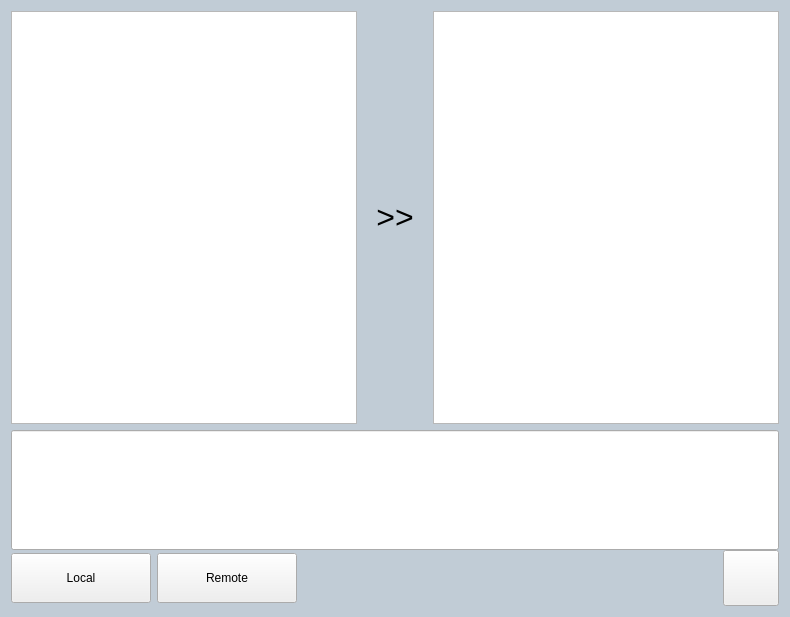
Before: the Qt Designer form ChatBox.ui in hanjingo/rag-qt-chatbox, drawn with Qt 5.
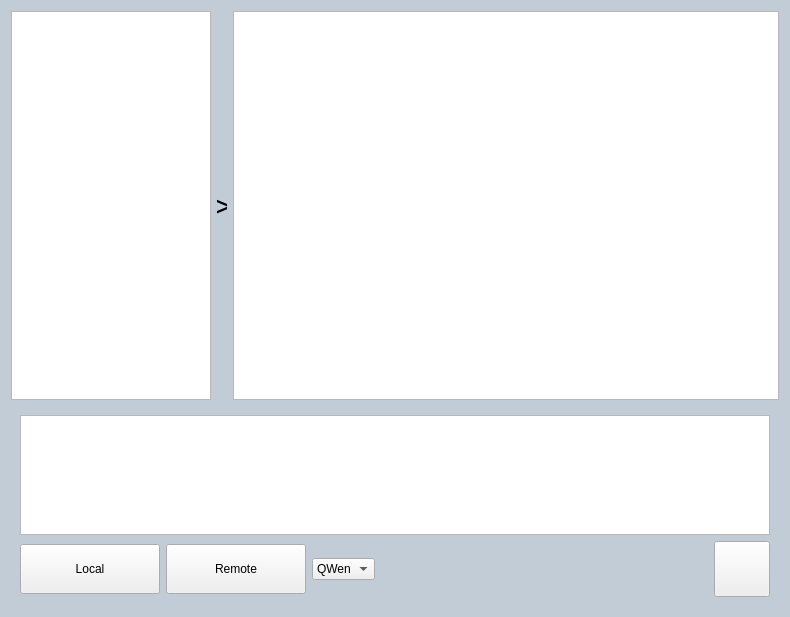
After: the same form once the commit is applied. Icons and pictures are not drawn.

```diff
--- a/ChatBox.ui
+++ b/ChatBox.ui
@@ -26,18 +26,12 @@
    <item>
     <layout class="QHBoxLayout" name="horizontalLayout_3">
      <item>
-      <widget class="QTreeView" name="tbviewOrigin">
-       <property name="verticalScrollBarPolicy">
-        <enum>Qt::ScrollBarPolicy::ScrollBarAlwaysOff</enum>
-       </property>
-       <property name="horizontalScrollBarPolicy">
-        <enum>Qt::ScrollBarPolicy::ScrollBarAlwaysOff</enum>
-       </property>
-       <property name="autoScroll">
-        <bool>false</bool>
-       </property>
-       <property name="autoScrollMargin">
-        <number>0</number>
+      <widget class="QListWidget" name="listChat">
+       <property name="maximumSize">
+        <size>
+         <width>200</width>
+         <height>16777215</height>
+        </size>
        </property>
       </widget>
      </item>
@@ -45,14 +39,14 @@
       <widget class="QLabel" name="lblRight">
        <property name="minimumSize">
         <size>
-         <width>64</width>
-         <height>64</height>
+         <width>10</width>
+         <height>0</height>
         </size>
        </property>
        <property name="maximumSize">
         <size>
-         <width>64</width>
-         <height>64</height>
+         <width>10</width>
+         <height>16777215</height>
         </size>
        </property>
        <property name="font">
@@ -64,7 +58,7 @@
         <string notr="true"/>
        </property>
        <property name="text">
-        <string>&gt;&gt;</string>
+        <string>&gt;</string>
        </property>
        <property name="alignment">
         <set>Qt::AlignmentFlag::AlignCenter</set>
@@ -72,52 +66,21 @@
       </widget>
      </item>
      <item>
-      <widget class="QTableView" name="tbviewResult">
-       <property name="verticalScrollBarPolicy">
-        <enum>Qt::ScrollBarPolicy::ScrollBarAlwaysOff</enum>
-       </property>
-       <property name="horizontalScrollBarPolicy">
-        <enum>Qt::ScrollBarPolicy::ScrollBarAlwaysOff</enum>
-       </property>
-       <property name="autoScroll">
-        <bool>false</bool>
-       </property>
-       <property name="autoScrollMargin">
-        <number>0</number>
-       </property>
-      </widget>
+      <widget class="QTextBrowser" name="txtBrowserChat"/>
      </item>
     </layout>
    </item>
    <item>
+    <widget class="QWidget" name="bottom" native="true">
+     <property name="maximumSize">
+      <size>
+       <width>16777215</width>
+       <height>200</height>
+      </size>
+     </property>
     <layout class="QVBoxLayout" name="verticalLayout">
-     <property name="spacing">
-      <number>0</number>
-     </property>
      <item>
-      <widget class="QLineEdit" name="editInput">
-       <property name="minimumSize">
-        <size>
-         <width>0</width>
-         <height>120</height>
-        </size>
-       </property>
-       <property name="font">
-        <font>
-         <family>微软雅黑</family>
-         <pointsize>11</pointsize>
-        </font>
-       </property>
-       <property name="dragEnabled">
-        <bool>true</bool>
-       </property>
-       <property name="readOnly">
-        <bool>true</bool>
-       </property>
-       <property name="clearButtonEnabled">
-        <bool>true</bool>
-       </property>
-      </widget>
+       <widget class="QTextEdit" name="editInput"/>
      </item>
      <item>
       <layout class="QHBoxLayout" name="horizontalLayout">
@@ -174,6 +137,15 @@
          </property>
         </widget>
        </item>
+        <item>
+         <widget class="QComboBox" name="comboModel">
+          <item>
+           <property name="text">
+            <string>QWen</string>
+           </property>
+          </item>
+         </widget>
+        </item>
        <item>
         <spacer name="horizontalSpacer">
          <property name="orientation">
@@ -247,6 +219,7 @@
       </layout>
      </item>
     </layout>
+    </widget>
    </item>
   </layout>
  </widget>
```
Left out of the diff: 23 changed lines with no effect on the pictures. Lines whose indentation alone changed are shown as unchanged.
